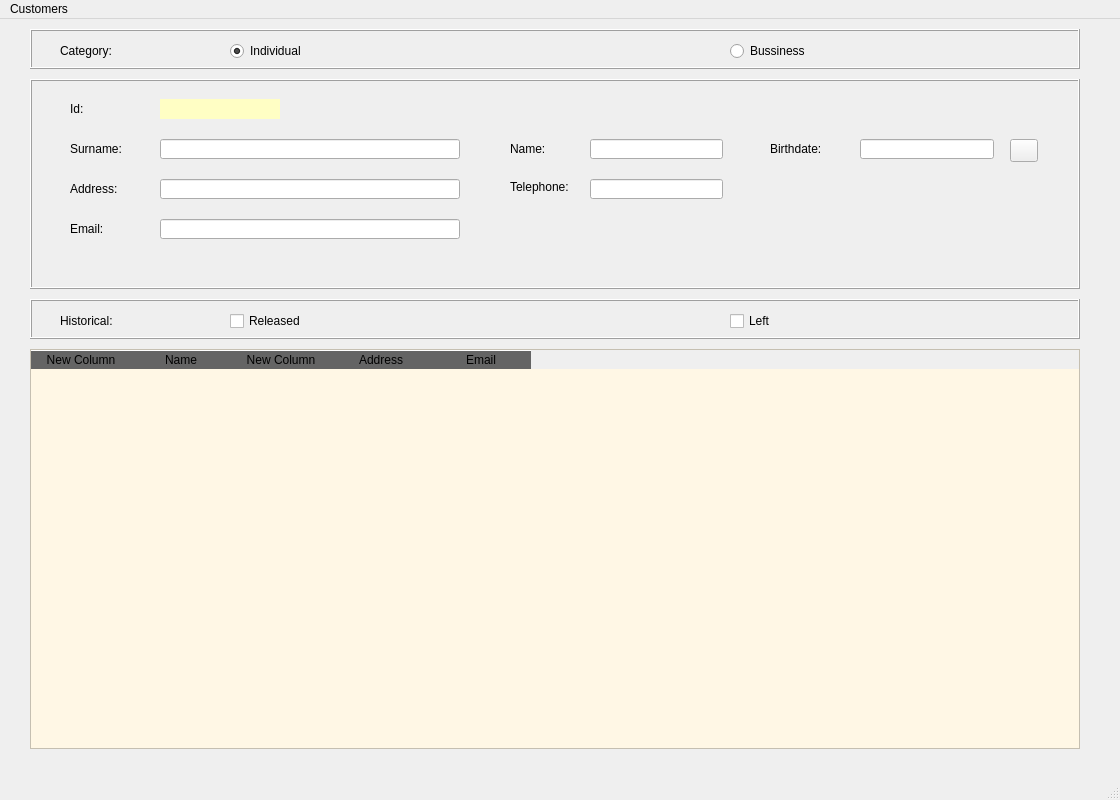
First picture: the form in RibasGonzalezR/templates/MainWindow.ui, repository DiegoSabir/InterfaceDevelopment, before the edit.
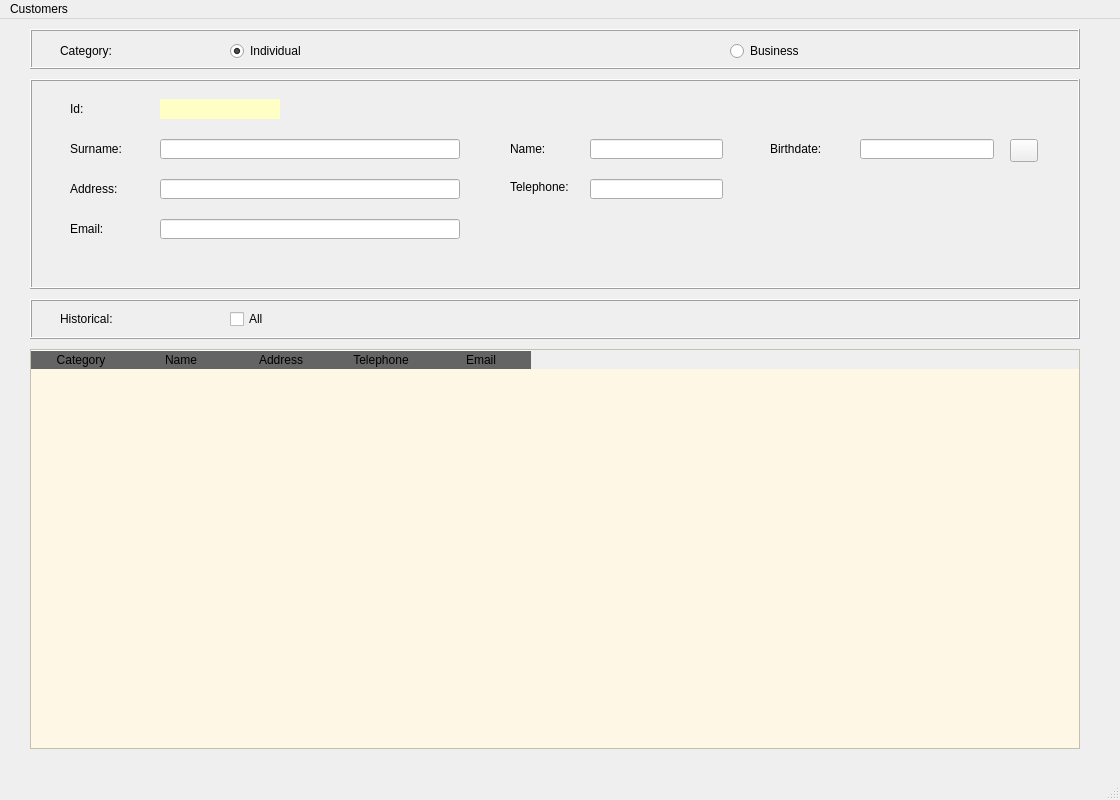
Second picture: the form after the edit. Icons and pictures are not drawn.

The edit to the form file:
```diff
--- a/RibasGonzalezR/templates/MainWindow.ui
+++ b/RibasGonzalezR/templates/MainWindow.ui
@@ -435,7 +435,7 @@
     </property>
     <column>
      <property name="text">
-      <string>New Column</string>
+      <string>Category</string>
      </property>
     </column>
     <column>
@@ -443,16 +443,16 @@
       <string>Name</string>
      </property>
     </column>
-    <column>
-     <property name="text">
-      <string>New Column</string>
-     </property>
-    </column>
     <column>
      <property name="text">
       <string>Address</string>
      </property>
     </column>
+    <column>
+     <property name="text">
+      <string>Telephone</string>
+     </property>
+    </column>
     <column>
      <property name="text">
       <string>Email</string>
@@ -561,7 +561,7 @@
       </size>
      </property>
      <property name="text">
-      <string>Bussiness</string>
+      <string>Business</string>
      </property>
     </widget>
    </widget>
@@ -592,11 +592,36 @@
     <property name="frameShadow">
      <enum>QFrame::Raised</enum>
     </property>
+    <widget class="QCheckBox" name="chkAll">
+     <property name="geometry">
+      <rect>
+       <x>200</x>
+       <y>10</y>
+       <width>300</width>
+       <height>20</height>
+      </rect>
+     </property>
+     <property name="minimumSize">
+      <size>
+       <width>300</width>
+       <height>20</height>
+      </size>
+     </property>
+     <property name="maximumSize">
+      <size>
+       <width>300</width>
+       <height>20</height>
+      </size>
+     </property>
+     <property name="text">
+      <string>All</string>
+     </property>
+    </widget>
     <widget class="QLabel" name="lblHistorical">
      <property name="geometry">
       <rect>
        <x>30</x>
-       <y>12</y>
+       <y>10</y>
        <width>70</width>
        <height>20</height>
       </rect>
@@ -617,50 +642,6 @@
       <string>Historical:</string>
      </property>
     </widget>
-    <widget class="QCheckBox" name="chkRelease">
-     <property name="geometry">
-      <rect>
-       <x>200</x>
-       <y>12</y>
-       <width>300</width>
-       <height>20</height>
-      </rect>
-     </property>
-     <property name="minimumSize">
-      <size>
-       <width>300</width>
-       <height>20</height>
-      </size>
-     </property>
-     <property name="maximumSize">
-      <size>
-       <width>300</width>
-       <height>20</height>
-      </size>
-     </property>
-     <property name="text">
-      <string>Released</string>
-     </property>
-    </widget>
-    <widget class="QCheckBox" name="chkLeave">
-     <property name="geometry">
-      <rect>
-       <x>700</x>
-       <y>12</y>
-       <width>300</width>
-       <height>20</height>
-      </rect>
-     </property>
-     <property name="minimumSize">
-      <size>
-       <width>300</width>
-       <height>20</height>
-      </size>
-     </property>
-     <property name="text">
-      <string>Left</string>
-     </property>
-    </widget>
    </widget>
   </widget>
   <widget class="QMenuBar" name="menubar">
```
Left out of the diff: 4 changed lines with no effect on the pictures.
